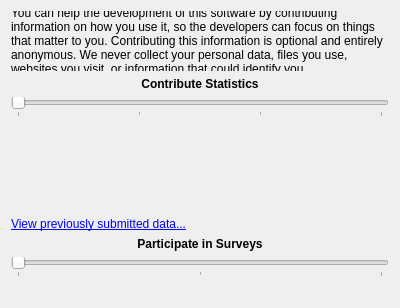
Before: the Qt Designer form src/provider/widgets/feedbackconfigwidget.ui in KDE/kuserfeedback, drawn with Qt 5.
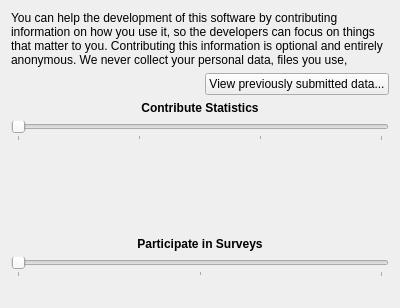
After: the same form once the commit is applied.

Commit message:
FeedbackConfigWidget: replace audit log label with button
We never use link labels for interactive parts of UI that aren't a web browser.
A button is much more in line with the rest of KDE's software, as well as having
proper semantics (important for screen readers) and being able to show a disabled
state (important for all users).

```diff
--- a/src/provider/widgets/feedbackconfigwidget.ui
+++ b/src/provider/widgets/feedbackconfigwidget.ui
@@ -21,6 +21,16 @@
      </property>
     </widget>
    </item>
+   <item alignment="Qt::AlignRight">
+    <widget class="QPushButton" name="auditLogButton">
+     <property name="text">
+      <string>View previously submitted data...</string>
+     </property>
+     <property name="flat">
+      <bool>false</bool>
+     </property>
+    </widget>
+   </item>
    <item>
     <widget class="QLabel" name="label">
      <property name="font">
@@ -131,13 +141,6 @@
      </property>
     </widget>
    </item>
-   <item>
-    <widget class="QLabel" name="auditLogLabel">
-     <property name="text">
-      <string>&lt;a href=&quot;auditLog&quot;&gt;View previously submitted data...&lt;/a&gt;</string>
-     </property>
-    </widget>
-   </item>
    <item>
     <widget class="QLabel" name="label_2">
      <property name="font">
```
The commit also changes 1 other file.
